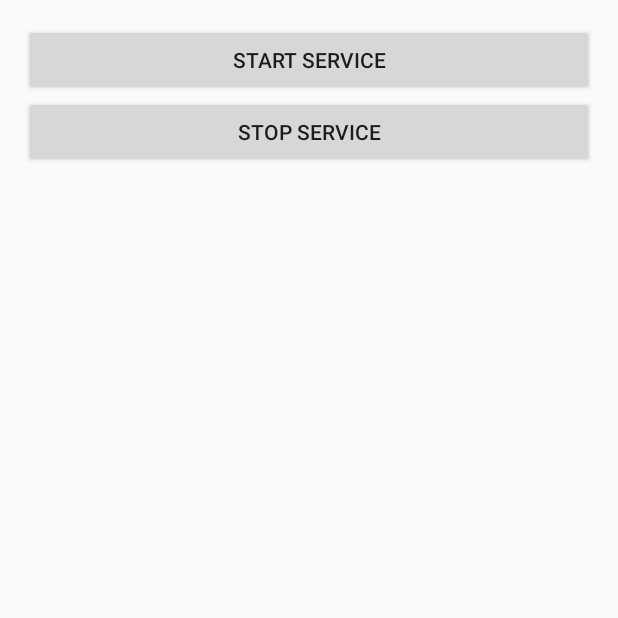
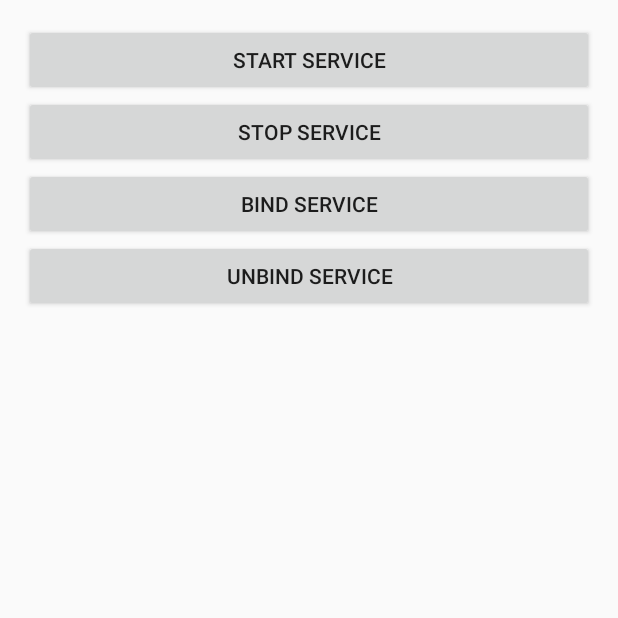
Before and after one commit to walkermannum1/Service, an Android app: the screen it shows after launch (MainActivity), on a phone screen of 412 x 824 dp, the top half of it. Run offline under Robolectric (Android 15) with nearby library versions, the phone set to English and light mode, and no system bars.

Commit message:
Bind service.

```diff
--- a/app/src/main/java/com/example/user/service/MainActivity.java
+++ b/app/src/main/java/com/example/user/service/MainActivity.java
@@ -1,8 +1,11 @@
 package com.example.user.service;
 
 import android.app.Activity;
+import android.content.ComponentName;
 import android.content.Intent;
+import android.content.ServiceConnection;
 import android.os.Bundle;
+import android.os.IBinder;
 import android.view.View;
 import android.widget.Button;
 
@@ -13,6 +16,23 @@ public class MainActivity extends Activity implements View.OnClickListener {
 
     private Button startService;
     private Button stopService;
+    private Button bindService;
+    private Button unbindService;
+    private MyService.DownloadBinder downloadBinder;
+
+    private ServiceConnection connection = new ServiceConnection() {
+        @Override
+        public void onServiceConnected(ComponentName name, IBinder service) {
+            downloadBinder = (MyService.DownloadBinder) service;
+            downloadBinder.startDownload();
+            downloadBinder.getProgress();
+        }
+
+        @Override
+        public void onServiceDisconnected(ComponentName name) {
+
+        }
+    };
 
     @Override
     protected void onCreate(Bundle savedInstanceState) {
@@ -22,6 +42,10 @@ public class MainActivity extends Activity implements View.OnClickListener {
         stopService = (Button) findViewById(R.id.stop_service);
         startService.setOnClickListener(this);
         stopService.setOnClickListener(this);
+        bindService = (Button) findViewById(R.id.bind_service);
+        unbindService = (Button) findViewById(R.id.unbind_service);
+        bindService.setOnClickListener(this);
+        unbindService.setOnClickListener(this);
     }
     @Override
     public void onClick(View v) {
@@ -34,6 +58,13 @@ public class MainActivity extends Activity implements View.OnClickListener {
                 Intent stopIntent = new Intent(this,MyService.class);
                 stopService(stopIntent);
                 break;
+            case R.id.bind_service:
+                Intent bindIntent = new Intent(this,MyService.class);
+                bindService(bindIntent,connection,BIND_AUTO_CREATE);
+                break;
+            case R.id.unbind_service:
+                unbindService(connection);
+                break;
             default:
                 break;
         }
--- a/app/src/main/res/layout/activity_main.xml
+++ b/app/src/main/res/layout/activity_main.xml
@@ -20,4 +20,14 @@
         android:layout_width="match_parent"
         android:layout_height="wrap_content"
         android:text="Stop Service" />
+    <Button
+        android:id="@+id/bind_service"
+        android:layout_width="match_parent"
+        android:layout_height="wrap_content"
+        android:text="Bind Service" />
+    <Button
+        android:id="@+id/unbind_service"
+        android:layout_width="match_parent"
+        android:layout_height="wrap_content"
+        android:text="Unbind Service" />
 </LinearLayout>
```
Also changed, not shown: app/src/main/java/com/example/user/service/MyService.java (+14 -1 lines).
